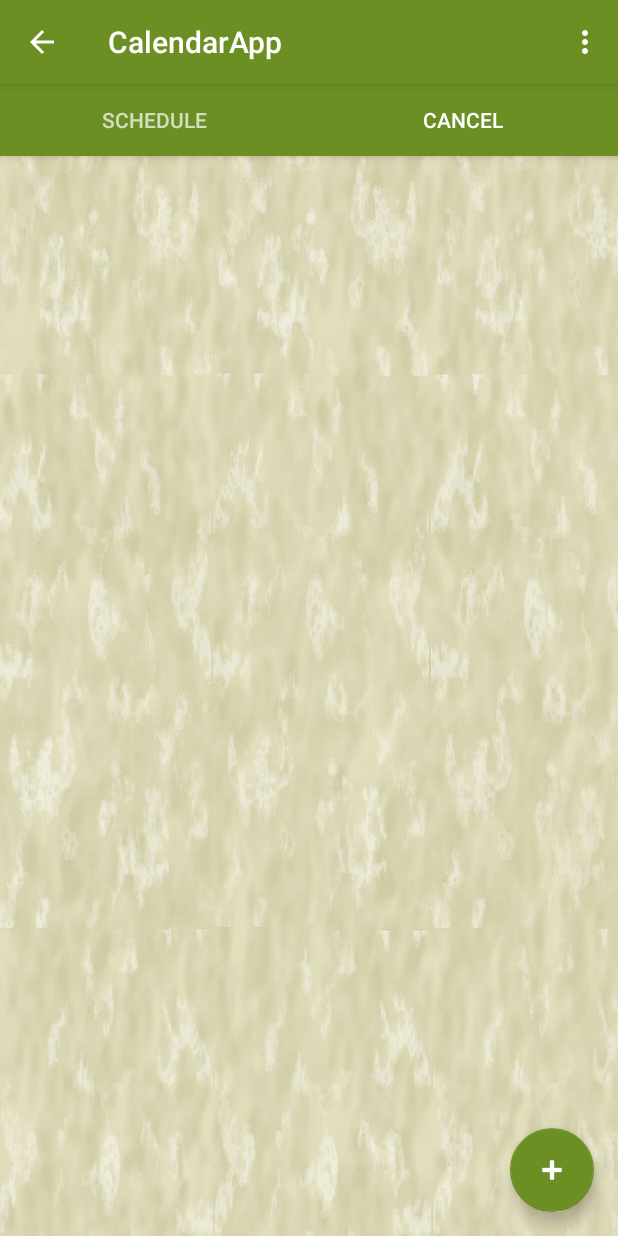
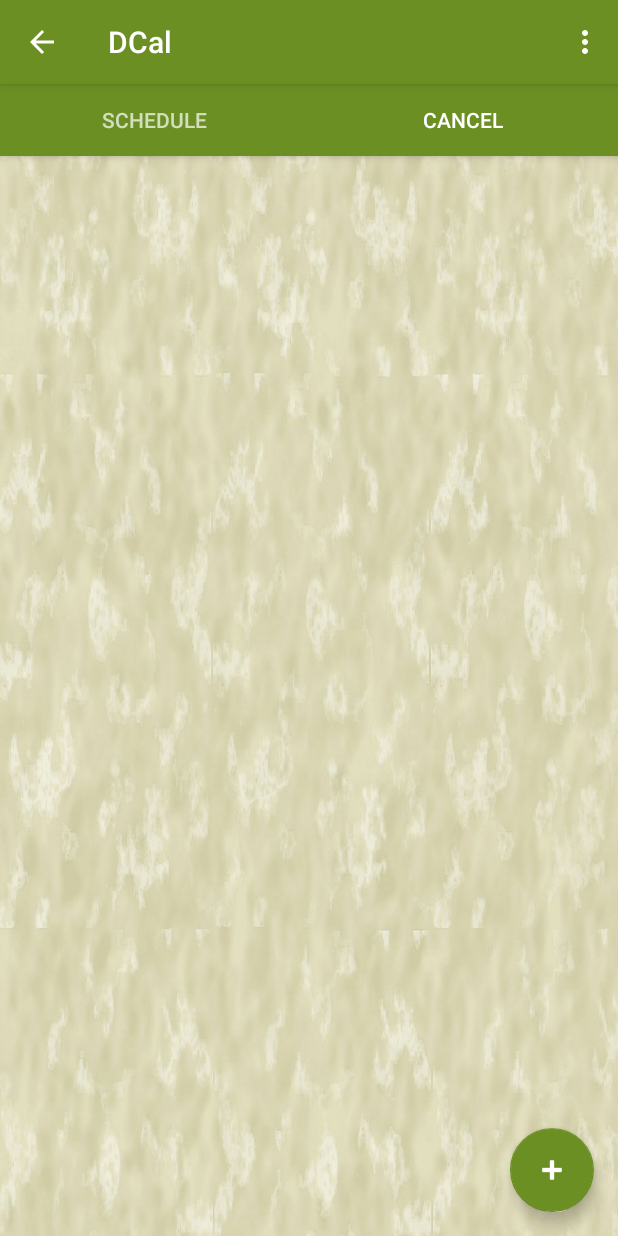
Before and after one commit to SeemaCS/Projects, an Android app: the screen it shows after launch (MainActivity), tab 2 chosen, on a phone screen of 412 x 824 dp. Run offline under Robolectric (Android 15) with nearby library versions, the phone set to English and light mode, and no system bars.

Commit message:
Fixed android app

```diff
--- a/CalendarApp/app/src/main/java/com/project/dc/calendarapp/CancelFragment.java
+++ b/CalendarApp/app/src/main/java/com/project/dc/calendarapp/CancelFragment.java
@@ -16,15 +16,20 @@ import java.util.List;
  * create an instance of this fragment.
  */
 public class CancelFragment extends Fragment {
+     MainActivity activity;
+
     public CancelFragment() {
+
     }
 
     @Override
     public View onCreateView(LayoutInflater inflater, ViewGroup container,
                              Bundle savedInstanceState) {
+        System.out.println("Coming on create...");
+        activity = (MainActivity) getActivity();
         // Inflate the layout for this fragment
         View view = inflater.inflate(R.layout.fragment_cancel, container, false);
-        final MainActivity activity = (MainActivity) getActivity();
+
         List<String> scheduledItems = activity.schedule;
         ListView listView = (ListView) view.findViewById(R.id.scheduleList);
         activity.cancelAdapter = new CancelAdapter(activity.getBaseContext(), R.layout.cancel_list_row, scheduledItems, activity);
@@ -32,4 +37,11 @@ public class CancelFragment extends Fragment {
         return view;
     }
 
+    @Override
+    public void onResume() {
+        super.onResume();
+        System.out.println("Coming on resume");
+        activity.cancelAdapter.notifyDataSetChanged();
+
+    }
 }
--- a/CalendarApp/app/src/main/java/com/project/dc/calendarapp/MainActivity.java
+++ b/CalendarApp/app/src/main/java/com/project/dc/calendarapp/MainActivity.java
@@ -41,6 +41,7 @@ public class MainActivity extends AppCompatActivity implements AdapterView.OnIte
         tabLayout = (TabLayout) findViewById(R.id.tabs);
         tabLayout.setupWithViewPager(viewPager);
         fab = (FloatingActionButton) findViewById(R.id.fab);
+
 //        fab.setOnClickListener(new View.OnClickListener() {
 //            @Override
 //            public void onClick(View view) {
@@ -55,10 +56,41 @@ public class MainActivity extends AppCompatActivity implements AdapterView.OnIte
     }
 
     private void setupViewPager(ViewPager viewPager) {
-        ViewPagerAdapter adapter = new ViewPagerAdapter(getSupportFragmentManager());
+        final ViewPagerAdapter adapter = new ViewPagerAdapter(getSupportFragmentManager());
         adapter.addFragment(new ScheduleFragment(), "SCHEDULE");
         adapter.addFragment(new CancelFragment(), "CANCEL");
         viewPager.setAdapter(adapter);
+        adapter.notifyDataSetChanged();
+
+        viewPager.setOnPageChangeListener(new ViewPager.OnPageChangeListener() {
+            @Override
+            public void onPageScrolled(int position, float positionOffset, int positionOffsetPixels) {
+                System.out.println("On Page scrolled");
+
+                cancelAdapter.notifyDataSetChanged();
+            }
+
+            @Override
+            public void onPageSelected(int position) {
+                System.out.println("On Page selected");
+                cancelAdapter.notifyDataSetChanged();
+            }
+
+            @Override
+            public void onPageScrollStateChanged(int state) {
+                System.out.println("On Page scroll state changed");
+                cancelAdapter.notifyDataSetChanged();
+
+            }
+        });
+
+        viewPager.setOnFocusChangeListener(new View.OnFocusChangeListener() {
+            @Override
+            public void onFocusChange(View v, boolean hasFocus) {
+                System.out.println("On Page selected");
+                cancelAdapter.notifyDataSetChanged();
+            }
+        });
     }
 
     @Override
--- a/CalendarApp/app/src/main/res/values/strings.xml
+++ b/CalendarApp/app/src/main/res/values/strings.xml
@@ -1,5 +1,5 @@
 <resources>
-    <string name="app_name">CalendarApp</string>
+    <string name="app_name">DCal</string>
     <string name="action_settings">Settings</string>
 
     <!-- TODO: Remove or change this placeholder text -->
```
Also changed, not shown: CalendarApp/app/src/main/java/com/project/dc/calendarapp/ClientThread.java (+43 -3 lines), CalendarApp/app/src/main/ic_launcher-web.png (added), CalendarApp/app/src/main/res/drawable/icon.png (added), CalendarApp/app/src/main/res/mipmap-hdpi/ic_launcher.png, CalendarApp/app/src/main/res/mipmap-mdpi/ic_launcher.png, CalendarApp/app/src/main/res/mipmap-xhdpi/ic_launcher.png, CalendarApp/app/src/main/res/mipmap-xxhdpi/ic_launcher.png, CalendarApp/app/src/main/res/mipmap-xxxhdpi/ic_launcher.png.
